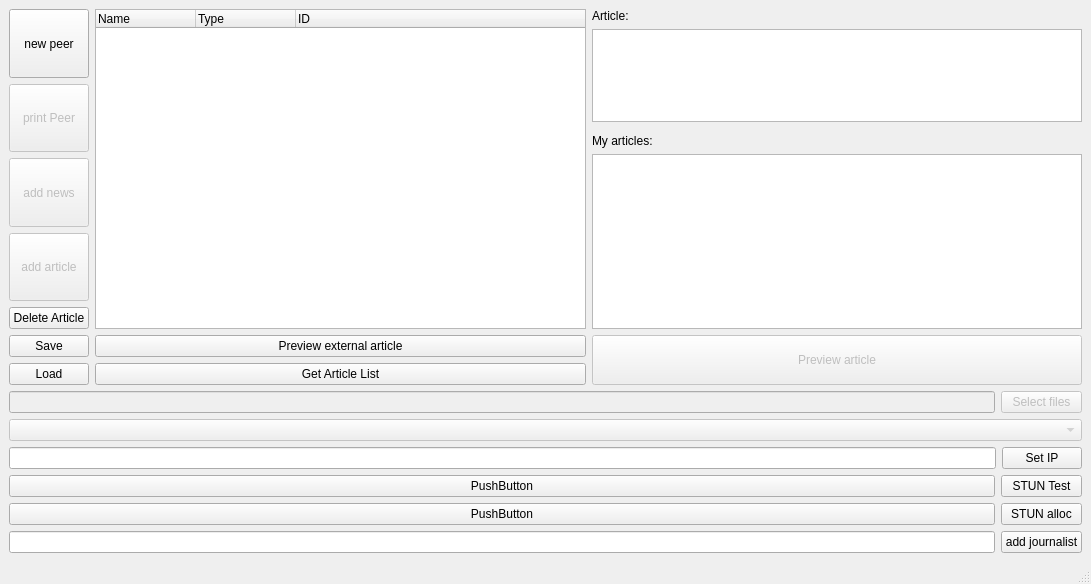
First picture: the form in mainwindow.ui, repository medvecm98/bp_program, before the edit.
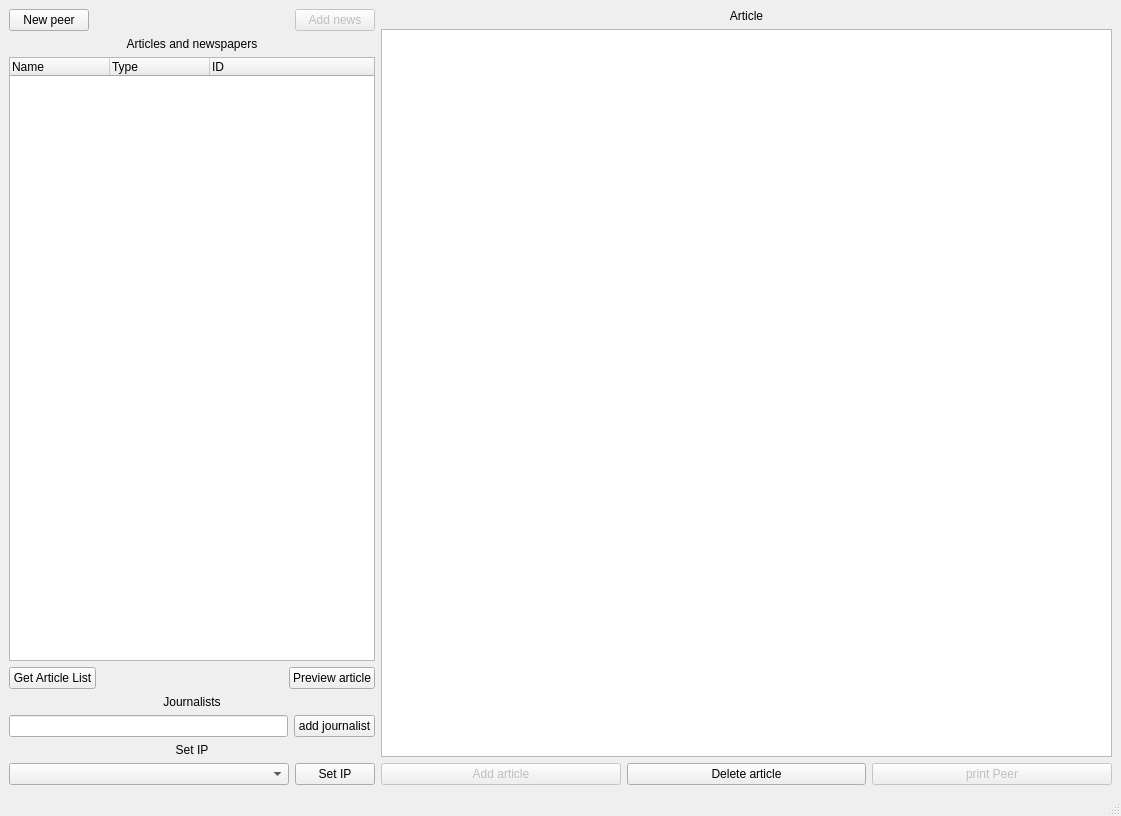
Second picture: the form after the edit.

Patch:
```diff
--- a/mainwindow.ui
+++ b/mainwindow.ui
@@ -6,263 +6,247 @@
    <rect>
     <x>0</x>
     <y>0</y>
-    <width>1091</width>
-    <height>584</height>
+    <width>1121</width>
+    <height>816</height>
    </rect>
   </property>
   <property name="windowTitle">
    <string>MainWindow</string>
   </property>
   <widget class="QWidget" name="centralwidget">
-   <layout class="QGridLayout" name="gridLayout_2">
-    <item row="4" column="1">
-     <widget class="QPushButton" name="stunButton">
-      <property name="text">
-       <string>STUN Test</string>
-      </property>
-     </widget>
-    </item>
-    <item row="5" column="1">
-     <widget class="QPushButton" name="pushButton_3">
-      <property name="text">
-       <string>STUN alloc</string>
-      </property>
-     </widget>
-    </item>
-    <item row="3" column="0" colspan="2">
-     <layout class="QHBoxLayout" name="horizontalLayout">
+   <layout class="QGridLayout" name="gridLayout">
+    <item row="0" column="0">
+     <layout class="QHBoxLayout" name="horizontalLayout_5" stretch="1,2">
       <item>
-       <widget class="QLineEdit" name="lineEdit_set_ip"/>
+       <layout class="QVBoxLayout" name="verticalLayout_2">
+        <item>
+         <layout class="QHBoxLayout" name="horizontalLayout_4">
+          <item>
+           <widget class="QPushButton" name="pushButton_new_peer">
+            <property name="sizePolicy">
+             <sizepolicy hsizetype="Minimum" vsizetype="Fixed">
+              <horstretch>0</horstretch>
+              <verstretch>0</verstretch>
+             </sizepolicy>
+            </property>
+            <property name="text">
+             <string>New peer</string>
+            </property>
+           </widget>
+          </item>
+          <item>
+           <spacer name="horizontalSpacer">
+            <property name="orientation">
+             <enum>Qt::Horizontal</enum>
+            </property>
+            <property name="sizeHint" stdset="0">
+             <size>
+              <width>40</width>
+              <height>20</height>
+             </size>
+            </property>
+           </spacer>
+          </item>
+          <item>
+           <widget class="QPushButton" name="pushButton_add_news">
+            <property name="enabled">
+             <bool>false</bool>
+            </property>
+            <property name="sizePolicy">
+             <sizepolicy hsizetype="Minimum" vsizetype="Fixed">
+              <horstretch>0</horstretch>
+              <verstretch>0</verstretch>
+             </sizepolicy>
+            </property>
+            <property name="text">
+             <string>Add news</string>
+            </property>
+           </widget>
+          </item>
+         </layout>
+        </item>
+        <item>
+         <widget class="QLabel" name="label_3">
+          <property name="text">
+           <string>Articles and newspapers</string>
+          </property>
+          <property name="alignment">
+           <set>Qt::AlignCenter</set>
+          </property>
+         </widget>
+        </item>
+        <item>
+         <widget class="QTreeWidget" name="treeWidget_newspaper">
+          <column>
+           <property name="text">
+            <string>Name</string>
+           </property>
+          </column>
+          <column>
+           <property name="text">
+            <string>Type</string>
+           </property>
+          </column>
+          <column>
+           <property name="text">
+            <string>ID</string>
+           </property>
+          </column>
+         </widget>
+        </item>
+        <item>
+         <layout class="QHBoxLayout" name="horizontalLayout_6">
+          <item>
+           <widget class="QPushButton" name="pushButton_article_list">
+            <property name="enabled">
+             <bool>true</bool>
+            </property>
+            <property name="text">
+             <string>Get Article List</string>
+            </property>
+           </widget>
+          </item>
+          <item>
+           <spacer name="horizontalSpacer_2">
+            <property name="orientation">
+             <enum>Qt::Horizontal</enum>
+            </property>
+            <property name="sizeHint" stdset="0">
+             <size>
+              <width>40</width>
+              <height>20</height>
+             </size>
+            </property>
+           </spacer>
+          </item>
+          <item>
+           <widget class="QPushButton" name="pushButton_external_article">
+            <property name="enabled">
+             <bool>true</bool>
+            </property>
+            <property name="text">
+             <string>Preview article</string>
+            </property>
+           </widget>
+          </item>
+         </layout>
+        </item>
+        <item>
+         <widget class="QLabel" name="label">
+          <property name="text">
+           <string>Journalists</string>
+          </property>
+          <property name="alignment">
+           <set>Qt::AlignCenter</set>
+          </property>
+         </widget>
+        </item>
+        <item>
+         <layout class="QHBoxLayout" name="horizontalLayout_3">
+          <item>
+           <widget class="QLineEdit" name="lineEdit_addJournalist"/>
+          </item>
+          <item>
+           <widget class="QPushButton" name="pushButton_addJournalist">
+            <property name="text">
+             <string>add journalist</string>
+            </property>
+           </widget>
+          </item>
+         </layout>
+        </item>
+        <item>
+         <widget class="QLabel" name="label_2">
+          <property name="text">
+           <string>Set IP</string>
+          </property>
+          <property name="alignment">
+           <set>Qt::AlignCenter</set>
+          </property>
+         </widget>
+        </item>
+        <item>
+         <layout class="QHBoxLayout" name="horizontalLayout" stretch="7,1">
+          <item>
+           <widget class="QComboBox" name="comboBox_interfacs"/>
+          </item>
+          <item>
+           <widget class="QPushButton" name="pushButton_set_ip">
+            <property name="text">
+             <string>Set IP</string>
+            </property>
+           </widget>
+          </item>
+         </layout>
+        </item>
+       </layout>
       </item>
       <item>
-       <widget class="QPushButton" name="pushButton_set_ip">
-        <property name="text">
-         <string>Set IP</string>
-        </property>
-       </widget>
-      </item>
-     </layout>
-    </item>
-    <item row="1" column="1">
-     <widget class="QPushButton" name="pushButton_select_files">
-      <property name="enabled">
-       <bool>false</bool>
-      </property>
-      <property name="text">
-       <string>Select files</string>
-      </property>
-     </widget>
-    </item>
-    <item row="2" column="0" colspan="2">
-     <widget class="QComboBox" name="comboBox_newspapers">
-      <property name="enabled">
-       <bool>false</bool>
-      </property>
-     </widget>
-    </item>
-    <item row="1" column="0">
-     <widget class="QLineEdit" name="lineEdit_article_path">
-      <property name="enabled">
-       <bool>false</bool>
-      </property>
-     </widget>
-    </item>
-    <item row="5" column="0">
-     <widget class="QPushButton" name="pushButton_2">
-      <property name="text">
-       <string>PushButton</string>
-      </property>
-     </widget>
-    </item>
-    <item row="4" column="0">
-     <widget class="QPushButton" name="pushButton">
-      <property name="text">
-       <string>PushButton</string>
-      </property>
-     </widget>
-    </item>
-    <item row="0" column="0" colspan="2">
-     <layout class="QGridLayout" name="gridLayout">
-      <item row="1" column="3" rowspan="6">
-       <widget class="QTextEdit" name="textEdit_article">
-        <property name="readOnly">
-         <bool>false</bool>
-        </property>
-       </widget>
-      </item>
-      <item row="0" column="3">
-       <widget class="QLabel" name="label_article">
-        <property name="text">
-         <string>Article:</string>
-        </property>
-       </widget>
-      </item>
-      <item row="10" column="1">
-       <widget class="QPushButton" name="pushButton_external_article">
-        <property name="enabled">
-         <bool>true</bool>
-        </property>
-        <property name="text">
-         <string>Preview external article</string>
-        </property>
-       </widget>
-      </item>
-      <item row="9" column="3">
-       <widget class="QListWidget" name="listWidget_articles"/>
-      </item>
-      <item row="0" column="1" rowspan="10">
-       <widget class="QTreeWidget" name="treeWidget_newspaper">
-        <column>
-         <property name="text">
-          <string>Name</string>
-         </property>
-        </column>
-        <column>
-         <property name="text">
-          <string>Type</string>
-         </property>
-        </column>
-        <column>
-         <property name="text">
-          <string>ID</string>
-         </property>
-        </column>
-       </widget>
-      </item>
-      <item row="8" column="3">
-       <widget class="QLabel" name="label_articles">
-        <property name="text">
-         <string>My articles:</string>
-        </property>
-       </widget>
-      </item>
-      <item row="11" column="1">
-       <widget class="QPushButton" name="pushButton_article_list">
-        <property name="enabled">
-         <bool>true</bool>
-        </property>
-        <property name="text">
-         <string>Get Article List</string>
-        </property>
-       </widget>
-      </item>
-      <item row="0" column="0" rowspan="12">
        <layout class="QVBoxLayout" name="verticalLayout">
-        <property name="sizeConstraint">
-         <enum>QLayout::SetDefaultConstraint</enum>
-        </property>
         <item>
-         <widget class="QPushButton" name="pushButton_new_peer">
-          <property name="sizePolicy">
-           <sizepolicy hsizetype="Minimum" vsizetype="Expanding">
-            <horstretch>0</horstretch>
-            <verstretch>0</verstretch>
-           </sizepolicy>
-          </property>
+         <widget class="QLabel" name="label_article">
           <property name="text">
-           <string>new peer</string>
+           <string>Article</string>
           </property>
-         </widget>
-        </item>
-        <item>
-         <widget class="QPushButton" name="pushButton_print_peer">
-          <property name="enabled">
-           <bool>false</bool>
+          <property name="alignment">
+           <set>Qt::AlignCenter</set>
           </property>
-          <property name="sizePolicy">
-           <sizepolicy hsizetype="Minimum" vsizetype="Expanding">
-            <horstretch>0</horstretch>
-            <verstretch>0</verstretch>
-           </sizepolicy>
-          </property>
-          <property name="text">
-           <string>print Peer</string>
-          </property>
          </widget>
         </item>
         <item>
-         <widget class="QPushButton" name="pushButton_add_news">
-          <property name="enabled">
+         <widget class="QTextEdit" name="textEdit_article">
+          <property name="readOnly">
            <bool>false</bool>
           </property>
-          <property name="sizePolicy">
-           <sizepolicy hsizetype="Minimum" vsizetype="Expanding">
-            <horstretch>0</horstretch>
-            <verstretch>0</verstretch>
-           </sizepolicy>
-          </property>
-          <property name="text">
-           <string>add news</string>
-          </property>
          </widget>
         </item>
         <item>
-         <widget class="QPushButton" name="pushButton_add_article">
-          <property name="enabled">
-           <bool>false</bool>
-          </property>
-          <property name="sizePolicy">
-           <sizepolicy hsizetype="Minimum" vsizetype="Expanding">
-            <horstretch>0</horstretch>
-            <verstretch>0</verstretch>
-           </sizepolicy>
-          </property>
-          <property name="text">
-           <string>add article</string>
-          </property>
-         </widget>
-        </item>
-        <item>
-         <widget class="QPushButton" name="pushButton_delete_article">
-          <property name="text">
-           <string>Delete Article</string>
-          </property>
-         </widget>
-        </item>
-        <item>
-         <widget class="QPushButton" name="pushButton_save">
-          <property name="text">
-           <string>Save</string>
-          </property>
-         </widget>
-        </item>
-        <item>
-         <widget class="QPushButton" name="pushButton_load">
-          <property name="text">
-           <string>Load</string>
-          </property>
-         </widget>
+         <layout class="QHBoxLayout" name="horizontalLayout_7">
+          <item>
+           <widget class="QPushButton" name="pushButton_add_article">
+            <property name="enabled">
+             <bool>false</bool>
+            </property>
+            <property name="sizePolicy">
+             <sizepolicy hsizetype="Minimum" vsizetype="Fixed">
+              <horstretch>0</horstretch>
+              <verstretch>0</verstretch>
+             </sizepolicy>
+            </property>
+            <property name="text">
+             <string>Add article</string>
+            </property>
+           </widget>
+          </item>
+          <item>
+           <widget class="QPushButton" name="pushButton_delete_article">
+            <property name="text">
+             <string>Delete article</string>
+            </property>
+           </widget>
+          </item>
+          <item>
+           <widget class="QPushButton" name="pushButton_print_peer">
+            <property name="enabled">
+             <bool>false</bool>
+            </property>
+            <property name="sizePolicy">
+             <sizepolicy hsizetype="Minimum" vsizetype="Maximum">
+              <horstretch>0</horstretch>
+              <verstretch>0</verstretch>
+             </sizepolicy>
+            </property>
+            <property name="text">
+             <string>print Peer</string>
+            </property>
+           </widget>
+          </item>
+         </layout>
         </item>
        </layout>
       </item>
-      <item row="10" column="3" rowspan="2">
-       <widget class="QPushButton" name="pushButton_preview_article">
-        <property name="enabled">
-         <bool>false</bool>
-        </property>
-        <property name="sizePolicy">
-         <sizepolicy hsizetype="Minimum" vsizetype="Expanding">
-          <horstretch>0</horstretch>
-          <verstretch>0</verstretch>
-         </sizepolicy>
-        </property>
-        <property name="text">
-         <string>Preview article</string>
-        </property>
-       </widget>
-      </item>
      </layout>
     </item>
-    <item row="6" column="1">
-     <widget class="QPushButton" name="pushButton_addJournalist">
-      <property name="text">
-       <string>add journalist</string>
-      </property>
-     </widget>
-    </item>
-    <item row="6" column="0">
-     <widget class="QLineEdit" name="lineEdit_addJournalist"/>
-    </item>
    </layout>
   </widget>
   <widget class="QStatusBar" name="statusbar"/>
```
Left out of the diff: 10 changed lines with no effect on the pictures.
